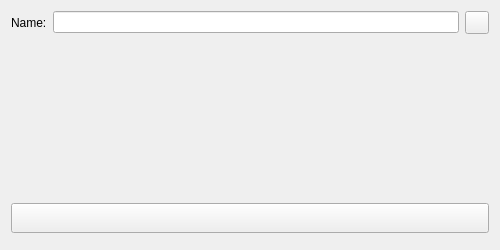
KDE/krita, file libs/ui/forms/wdgstopgradienteditor.ui: the form before one commit.
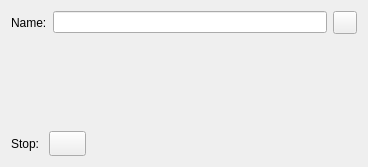
The form after the commit. Custom widgets are drawn as their Qt base class.

Commit message:
Added Gradient editor to the default tool
Done:
1) KisStopGradientEditor is now embedded into the default tool docker
2) You can assign predefined gradients with a special control now

Todo:
1) On-canvas gradient control points editing
2) Type and Repeat configuration (controls are not yet connected)
3) Saving of the gradient into the list of predefined resources.

Patch:
```diff
--- a/libs/ui/forms/wdgstopgradienteditor.ui
+++ b/libs/ui/forms/wdgstopgradienteditor.ui
@@ -6,21 +6,15 @@
    <rect>
     <x>0</x>
     <y>0</y>
-    <width>500</width>
-    <height>250</height>
+    <width>368</width>
+    <height>167</height>
    </rect>
   </property>
-  <property name="minimumSize">
-   <size>
-    <width>500</width>
-    <height>250</height>
-   </size>
-  </property>
-  <layout class="QVBoxLayout" name="verticalLayout">
+  <layout class="QVBoxLayout" name="verticalLayout_2">
    <item>
     <layout class="QHBoxLayout" name="horizontalLayout">
      <item>
-      <widget class="QLabel" name="label">
+      <widget class="QLabel" name="lblName">
        <property name="text">
         <string>Name:</string>
        </property>
@@ -39,34 +33,69 @@
     </layout>
    </item>
    <item>
-    <widget class="KisStopGradientSliderWidget" name="gradientSlider" native="true">
-     <property name="sizePolicy">
-      <sizepolicy hsizetype="Expanding" vsizetype="Expanding">
-       <horstretch>0</horstretch>
-       <verstretch>1</verstretch>
-      </sizepolicy>
-     </property>
-     <property name="focusPolicy">
-      <enum>Qt::ClickFocus</enum>
-     </property>
-    </widget>
+    <layout class="QHBoxLayout" name="horizontalLayout_3">
+     <item>
+      <widget class="KisStopGradientSliderWidget" name="gradientSlider" native="true">
+       <property name="sizePolicy">
+        <sizepolicy hsizetype="Expanding" vsizetype="Expanding">
+         <horstretch>0</horstretch>
+         <verstretch>1</verstretch>
+        </sizepolicy>
+       </property>
+       <property name="focusPolicy">
+        <enum>Qt::ClickFocus</enum>
+       </property>
+      </widget>
+     </item>
+     <item>
+      <layout class="QVBoxLayout" name="verticalLayout">
+       <item>
+        <widget class="QToolButton" name="buttonReverseSecond">
+         <property name="focusPolicy">
+          <enum>Qt::NoFocus</enum>
+         </property>
+         <property name="text">
+          <string/>
+         </property>
+         <property name="autoRaise">
+          <bool>true</bool>
+         </property>
+        </widget>
+       </item>
+       <item>
+        <spacer name="verticalSpacer">
+         <property name="orientation">
+          <enum>Qt::Vertical</enum>
+         </property>
+         <property name="sizeHint" stdset="0">
+          <size>
+           <width>0</width>
+           <height>0</height>
+          </size>
+         </property>
+        </spacer>
+       </item>
+      </layout>
+     </item>
+    </layout>
    </item>
    <item>
-    <layout class="QGridLayout" name="gridLayout">
-     <item row="0" column="0">
+    <layout class="QHBoxLayout" name="horizontalLayout_2">
+     <item>
+      <widget class="QLabel" name="stopLabel">
+       <property name="text">
+        <string>Stop: </string>
+       </property>
+      </widget>
+     </item>
+     <item>
       <widget class="KisColorButton" name="colorButton">
        <property name="sizePolicy">
-        <sizepolicy hsizetype="MinimumExpanding" vsizetype="Preferred">
+        <sizepolicy hsizetype="Preferred" vsizetype="Preferred">
          <horstretch>0</horstretch>
          <verstretch>0</verstretch>
         </sizepolicy>
        </property>
-       <property name="minimumSize">
-        <size>
-         <width>0</width>
-         <height>30</height>
-        </size>
-       </property>
        <property name="font">
         <font>
          <family>Sans Serif</family>
@@ -83,14 +112,27 @@
        </property>
       </widget>
      </item>
+     <item>
+      <widget class="KisDoubleSliderSpinBox" name="opacitySlider" native="true">
+       <property name="sizePolicy">
+        <sizepolicy hsizetype="MinimumExpanding" vsizetype="Preferred">
+         <horstretch>0</horstretch>
+         <verstretch>0</verstretch>
+        </sizepolicy>
+       </property>
+      </widget>
+     </item>
     </layout>
    </item>
-   <item>
-    <widget class="KisDoubleSliderSpinBox" name="opacitySlider" native="true"/>
-   </item>
   </layout>
  </widget>
  <customwidgets>
+  <customwidget>
+   <class>KisDoubleSliderSpinBox</class>
+   <extends>QWidget</extends>
+   <header location="global">kis_slider_spin_box.h</header>
+   <container>1</container>
+  </customwidget>
   <customwidget>
    <class>KisColorButton</class>
    <extends>QPushButton</extends>
@@ -102,12 +144,6 @@
    <header>kis_stopgradient_slider_widget.h</header>
    <container>1</container>
   </customwidget>
-  <customwidget>
-   <class>KisDoubleSliderSpinBox</class>
-   <extends>QWidget</extends>
-   <header>kis_slider_spin_box.h</header>
-   <container>1</container>
-  </customwidget>
  </customwidgets>
  <resources/>
  <connections/>
```
The commit also changes 17 other files.
